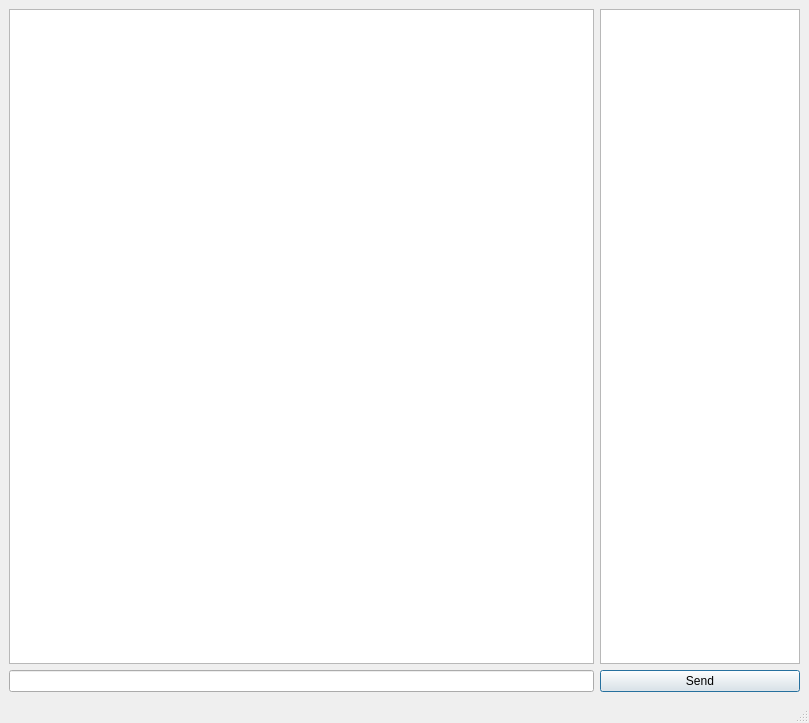
Before: the Qt Designer form roomwindow.ui in unsky/cortfly, drawn with Qt 5.
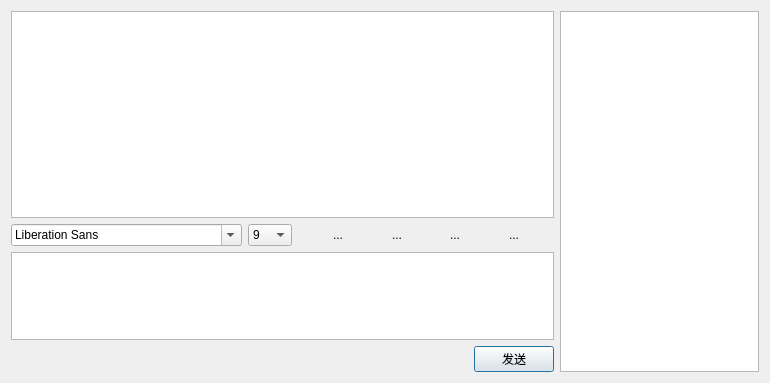
After: the same form once the commit is applied. Icons and pictures are not drawn.

The edit to the form file:
```diff
--- a/roomwindow.ui
+++ b/roomwindow.ui
@@ -1,66 +1,397 @@
 <?xml version="1.0" encoding="UTF-8"?>
 <ui version="4.0">
- <class>RoomWindow</class>
- <widget class="QMainWindow" name="RoomWindow">
+ <class>roomwindow</class>
+ <widget class="QDialog" name="roomwindow">
   <property name="geometry">
    <rect>
     <x>0</x>
     <y>0</y>
-    <width>809</width>
-    <height>723</height>
+    <width>770</width>
+    <height>383</height>
    </rect>
   </property>
   <property name="windowTitle">
    <string>MainWindow</string>
   </property>
-  <widget class="QWidget" name="centralwidget">
-   <layout class="QGridLayout" name="gridLayout">
-    <item row="0" column="0">
-     <widget class="QTextEdit" name="txtChat">
-      <property name="readOnly">
-       <bool>true</bool>
-      </property>
-     </widget>
-    </item>
-    <item row="0" column="1">
-     <widget class="QListWidget" name="listUsers">
-      <property name="maximumSize">
-       <size>
-        <width>200</width>
-        <height>16777215</height>
-       </size>
-      </property>
-     </widget>
-    </item>
-    <item row="1" column="0">
-     <widget class="QLineEdit" name="txtInput"/>
-    </item>
-    <item row="1" column="1">
-     <widget class="QPushButton" name="btnSend">
-      <property name="text">
-       <string>Send</string>
-      </property>
-      <property name="autoDefault">
-       <bool>true</bool>
-      </property>
-      <property name="default">
-       <bool>true</bool>
-      </property>
-     </widget>
-    </item>
-   </layout>
-  </widget>
-  <widget class="QMenuBar" name="menubar">
-   <property name="geometry">
-    <rect>
-     <x>0</x>
-     <y>0</y>
-     <width>809</width>
-     <height>21</height>
-    </rect>
-   </property>
-  </widget>
-  <widget class="QStatusBar" name="statusbar"/>
+  <layout class="QVBoxLayout" name="verticalLayout_2">
+   <item>
+    <layout class="QHBoxLayout" name="horizontalLayout_3">
+     <item>
+      <layout class="QVBoxLayout" name="verticalLayout">
+       <item>
+        <widget class="QTextEdit" name="txtChat">
+         <property name="sizePolicy">
+          <sizepolicy hsizetype="Expanding" vsizetype="Expanding">
+           <horstretch>0</horstretch>
+           <verstretch>108</verstretch>
+          </sizepolicy>
+         </property>
+         <property name="readOnly">
+          <bool>true</bool>
+         </property>
+        </widget>
+       </item>
+       <item>
+        <layout class="QHBoxLayout" name="horizontalLayout">
+         <item>
+          <widget class="QFontComboBox" name="fontComboBox">
+           <property name="sizePolicy">
+            <sizepolicy hsizetype="Fixed" vsizetype="Fixed">
+             <horstretch>14</horstretch>
+             <verstretch>56</verstretch>
+            </sizepolicy>
+           </property>
+           <property name="baseSize">
+            <size>
+             <width>24</width>
+             <height>17</height>
+            </size>
+           </property>
+           <property name="toolTip">
+            <string>字体</string>
+           </property>
+           <property name="layoutDirection">
+            <enum>Qt::LeftToRight</enum>
+           </property>
+           <property name="autoFillBackground">
+            <bool>true</bool>
+           </property>
+          </widget>
+         </item>
+         <item>
+          <widget class="QComboBox" name="comboBox">
+           <property name="sizePolicy">
+            <sizepolicy hsizetype="Preferred" vsizetype="Fixed">
+             <horstretch>0</horstretch>
+             <verstretch>26</verstretch>
+            </sizepolicy>
+           </property>
+           <property name="toolTip">
+            <string>字体大小</string>
+           </property>
+           <item>
+            <property name="text">
+             <string>9</string>
+            </property>
+           </item>
+           <item>
+            <property name="text">
+             <string>10</string>
+            </property>
+           </item>
+           <item>
+            <property name="text">
+             <string>11</string>
+            </property>
+           </item>
+           <item>
+            <property name="text">
+             <string>12</string>
+            </property>
+           </item>
+           <item>
+            <property name="text">
+             <string>13</string>
+            </property>
+           </item>
+           <item>
+            <property name="text">
+             <string>14</string>
+            </property>
+           </item>
+           <item>
+            <property name="text">
+             <string>15</string>
+            </property>
+           </item>
+           <item>
+            <property name="text">
+             <string>16</string>
+            </property>
+           </item>
+           <item>
+            <property name="text">
+             <string>17</string>
+            </property>
+           </item>
+           <item>
+            <property name="text">
+             <string>18</string>
+            </property>
+           </item>
+           <item>
+            <property name="text">
+             <string>19</string>
+            </property>
+           </item>
+           <item>
+            <property name="text">
+             <string>20</string>
+            </property>
+           </item>
+           <item>
+            <property name="text">
+             <string>21</string>
+            </property>
+           </item>
+           <item>
+            <property name="text">
+             <string>22</string>
+            </property>
+           </item>
+           <item>
+            <property name="text">
+             <string>23</string>
+            </property>
+           </item>
+          </widget>
+         </item>
+         <item>
+          <spacer name="horizontalSpacer_2">
+           <property name="orientation">
+            <enum>Qt::Horizontal</enum>
+           </property>
+           <property name="sizeHint" stdset="0">
+            <size>
+             <width>40</width>
+             <height>20</height>
+            </size>
+           </property>
+          </spacer>
+         </item>
+         <item>
+          <widget class="QToolButton" name="toolButton_4">
+           <property name="toolTip">
+            <string>加粗</string>
+           </property>
+           <property name="text">
+            <string>...</string>
+           </property>
+           <property name="icon">
+            <iconset resource="images/image.qrc">
+             <normaloff>:/bold.png</normaloff>:/bold.png</iconset>
+           </property>
+           <property name="checkable">
+            <bool>true</bool>
+           </property>
+           <property name="autoRaise">
+            <bool>true</bool>
+           </property>
+          </widget>
+         </item>
+         <item>
+          <spacer name="horizontalSpacer_3">
+           <property name="orientation">
+            <enum>Qt::Horizontal</enum>
+           </property>
+           <property name="sizeHint" stdset="0">
+            <size>
+             <width>40</width>
+             <height>20</height>
+            </size>
+           </property>
+          </spacer>
+         </item>
+         <item>
+          <widget class="QToolButton" name="toolButton">
+           <property name="sizePolicy">
+            <sizepolicy hsizetype="Fixed" vsizetype="Fixed">
+             <horstretch>0</horstretch>
+             <verstretch>26</verstretch>
+            </sizepolicy>
+           </property>
+           <property name="toolTip">
+            <string>斜体</string>
+           </property>
+           <property name="text">
+            <string>...</string>
+           </property>
+           <property name="icon">
+            <iconset resource="images/image.qrc">
+             <normaloff>:/italic.png</normaloff>:/italic.png</iconset>
+           </property>
+           <property name="checkable">
+            <bool>true</bool>
+           </property>
+           <property name="autoRaise">
+            <bool>true</bool>
+           </property>
+          </widget>
+         </item>
+         <item>
+          <spacer name="horizontalSpacer_4">
+           <property name="orientation">
+            <enum>Qt::Horizontal</enum>
+           </property>
+           <property name="sizeHint" stdset="0">
+            <size>
+             <width>40</width>
+             <height>20</height>
+            </size>
+           </property>
+          </spacer>
+         </item>
+         <item>
+          <widget class="QToolButton" name="toolButton_2">
+           <property name="toolTip">
+            <string>字体颜色</string>
+           </property>
+           <property name="text">
+            <string>...</string>
+           </property>
+           <property name="icon">
+            <iconset resource="images/image.qrc">
+             <normaloff>:/color.png</normaloff>:/color.png</iconset>
+           </property>
+           <property name="checkable">
+            <bool>false</bool>
+           </property>
+           <property name="autoRaise">
+            <bool>true</bool>
+           </property>
+          </widget>
+         </item>
+         <item>
+          <spacer name="horizontalSpacer_5">
+           <property name="orientation">
+            <enum>Qt::Horizontal</enum>
+           </property>
+           <property name="sizeHint" stdset="0">
+            <size>
+             <width>40</width>
+             <height>20</height>
+            </size>
+           </property>
+          </spacer>
+         </item>
+         <item>
+          <widget class="QToolButton" name="toolButton_3">
+           <property name="sizePolicy">
+            <sizepolicy hsizetype="Fixed" vsizetype="Fixed">
+             <horstretch>30</horstretch>
+             <verstretch>30</verstretch>
+            </sizepolicy>
+           </property>
+           <property name="baseSize">
+            <size>
+             <width>30</width>
+             <height>30</height>
+            </size>
+           </property>
+           <property name="acceptDrops">
+            <bool>false</bool>
+           </property>
+           <property name="toolTip">
+            <string>发送文件</string>
+           </property>
+           <property name="statusTip">
+            <string/>
+           </property>
+           <property name="autoFillBackground">
+            <bool>true</bool>
+           </property>
+           <property name="text">
+            <string>...</string>
+           </property>
+           <property name="icon">
+            <iconset resource="images/image.qrc">
+             <normaloff>:/send.png</normaloff>:/send.png</iconset>
+           </property>
+           <property name="iconSize">
+            <size>
+             <width>22</width>
+             <height>22</height>
+            </size>
+           </property>
+           <property name="checkable">
+            <bool>false</bool>
+           </property>
+           <property name="autoRaise">
+            <bool>true</bool>
+           </property>
+          </widget>
+         </item>
+         <item>
+          <spacer name="horizontalSpacer_6">
+           <property name="orientation">
+            <enum>Qt::Horizontal</enum>
+           </property>
+           <property name="sizeHint" stdset="0">
+            <size>
+             <width>40</width>
+             <height>20</height>
+            </size>
+           </property>
+          </spacer>
+         </item>
+        </layout>
+       </item>
+       <item>
+        <widget class="QTextBrowser" name="txtInput">
+         <property name="sizePolicy">
+          <sizepolicy hsizetype="Preferred" vsizetype="Expanding">
+           <horstretch>0</horstretch>
+           <verstretch>46</verstretch>
+          </sizepolicy>
+         </property>
+         <property name="minimumSize">
+          <size>
+           <width>34</width>
+           <height>14</height>
+          </size>
+         </property>
+         <property name="baseSize">
+          <size>
+           <width>30</width>
+           <height>30</height>
+          </size>
+         </property>
+         <property name="readOnly">
+          <bool>false</bool>
+         </property>
+        </widget>
+       </item>
+       <item>
+        <layout class="QHBoxLayout" name="horizontalLayout_2">
+         <item>
+          <spacer name="horizontalSpacer">
+           <property name="orientation">
+            <enum>Qt::Horizontal</enum>
+           </property>
+           <property name="sizeHint" stdset="0">
+            <size>
+             <width>78</width>
+             <height>20</height>
+            </size>
+           </property>
+          </spacer>
+         </item>
+         <item>
+          <widget class="QPushButton" name="btnSend">
+           <property name="toolTip">
+            <string>快捷键(Enter)</string>
+           </property>
+           <property name="text">
+            <string>发送</string>
+           </property>
+           <property name="autoDefault">
+            <bool>true</bool>
+           </property>
+           <property name="default">
+            <bool>true</bool>
+           </property>
+          </widget>
+         </item>
+        </layout>
+       </item>
+      </layout>
+     </item>
+     <item>
+      <widget class="QListView" name="listView"/>
+     </item>
+    </layout>
+   </item>
+  </layout>
  </widget>
  <resources/>
  <connections/>
```
Left out of the diff: 6 changed lines with no effect on the pictures.
